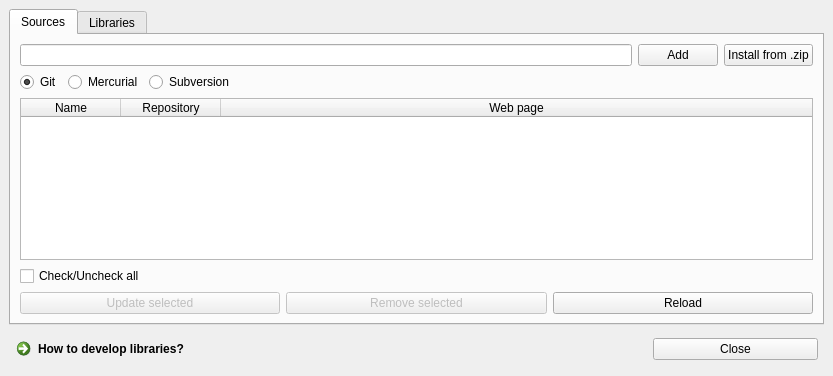
First picture: the form in qtgui/frames/libraries_widget.ui, repository PinguinoIDE/pinguino-ide, before the edit.
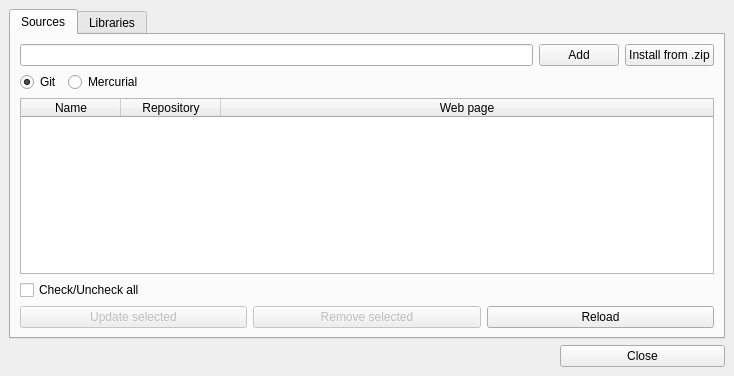
Second picture: the form after the edit.

Diff of the .ui file:
```diff
--- a/qtgui/frames/libraries_widget.ui
+++ b/qtgui/frames/libraries_widget.ui
@@ -6,7 +6,7 @@
    <rect>
     <x>0</x>
     <y>0</y>
-    <width>833</width>
+    <width>734</width>
     <height>376</height>
    </rect>
   </property>
@@ -15,7 +15,7 @@
   </property>
   <widget class="QWidget" name="centralwidget">
    <layout class="QGridLayout" name="gridLayout">
-    <item row="1" column="2">
+    <item row="1" column="1">
      <widget class="QPushButton" name="pushButton_close">
       <property name="minimumSize">
        <size>
@@ -34,30 +34,7 @@
       </property>
      </widget>
     </item>
-    <item row="1" column="1">
-     <spacer name="horizontalSpacer">
-      <property name="orientation">
-       <enum>Qt::Horizontal</enum>
-      </property>
-      <property name="sizeHint" stdset="0">
-       <size>
-        <width>40</width>
-        <height>20</height>
-       </size>
-      </property>
-     </spacer>
-    </item>
-    <item row="1" column="0">
-     <widget class="QCommandLinkButton" name="commandLinkButton_how">
-      <property name="cursor">
-       <cursorShape>WhatsThisCursor</cursorShape>
-      </property>
-      <property name="text">
-       <string>How to develop libraries?</string>
-      </property>
-     </widget>
-    </item>
-    <item row="0" column="0" colspan="4">
+    <item row="0" column="0" colspan="2">
      <widget class="QTabWidget" name="tabWidget">
       <property name="currentIndex">
        <number>0</number>
@@ -150,13 +127,6 @@
             </property>
            </widget>
           </item>
-          <item>
-           <widget class="QRadioButton" name="radioButton_repo_svn">
-            <property name="text">
-             <string>Subversion</string>
-            </property>
-           </widget>
-          </item>
           <item>
            <spacer name="horizontalSpacer_4">
             <property name="orientation">
@@ -360,6 +330,19 @@
       </widget>
      </widget>
     </item>
+    <item row="1" column="0">
+     <spacer name="horizontalSpacer">
+      <property name="orientation">
+       <enum>Qt::Horizontal</enum>
+      </property>
+      <property name="sizeHint" stdset="0">
+       <size>
+        <width>40</width>
+        <height>20</height>
+       </size>
+      </property>
+     </spacer>
+    </item>
    </layout>
   </widget>
  </widget>
```
Left out of the diff: 2 changed lines with no effect on the pictures.
